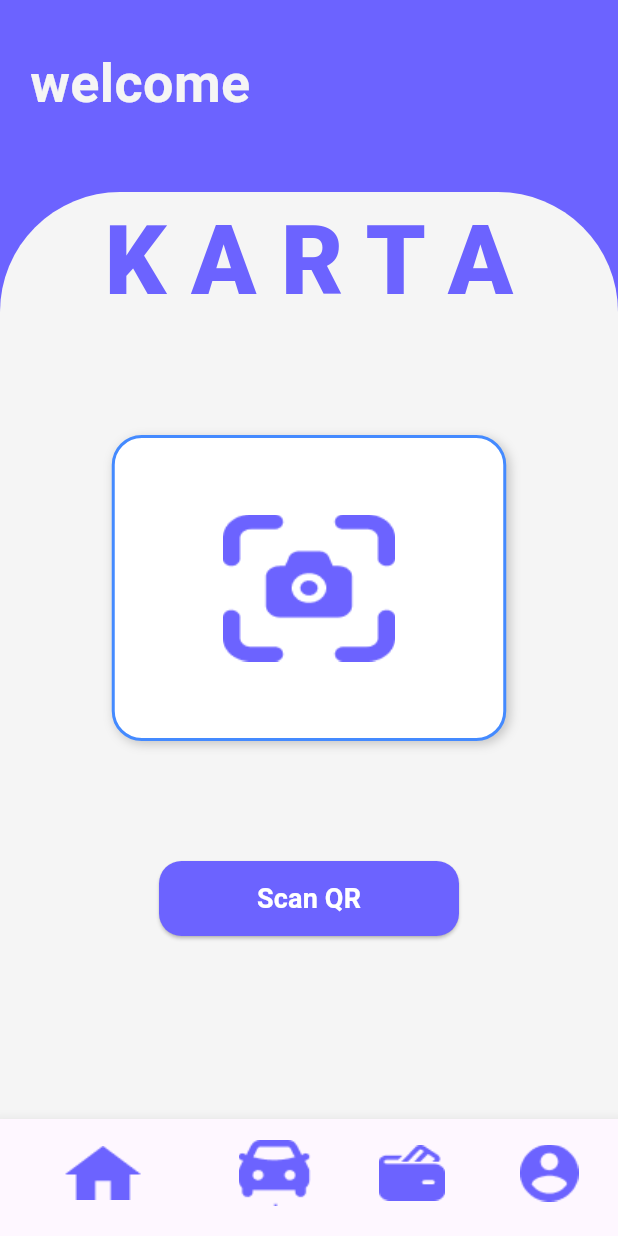
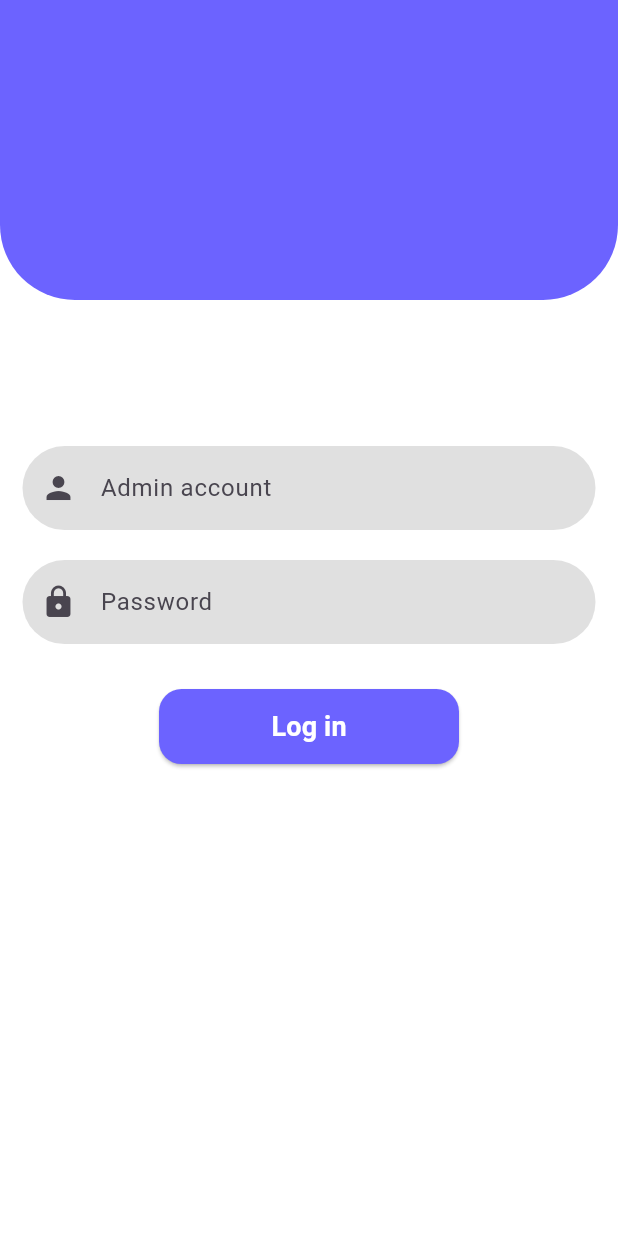
Before and after one commit to haydiiii/karta_app, a Flutter app: the screen it shows after launch, on a phone screen of 412 x 824 dp. Run offline on Flutter 3.47's test engine with Material 3 defaults, Android fonts, the phone set to English and light mode, and no system bars.

Commit message:
login of admin

```diff
--- /dev/null
+++ b/lib/features/admin/auth/login_screen.dart
@@ -0,0 +1,105 @@
+import 'package:flutter/material.dart';
+import 'package:karta_app/core/utils/colors.dart';
+import 'package:karta_app/core/widgets/custom_button_widget.dart';
+
+class LoginScreen extends StatelessWidget {
+  LoginScreen({super.key});
+
+  final GlobalKey<FormState> _formKey = GlobalKey<FormState>();
+
+  @override
+  Widget build(BuildContext context) {
+    final screenHeight = MediaQuery.of(context).size.height;
+
+    return Scaffold(
+      backgroundColor: Colors.white,
+      body: SingleChildScrollView(
+        child: Column(
+          children: [
+            // Header Container
+            Container(
+              height: 200,
+              width: double.infinity,
+              decoration: const BoxDecoration(
+                color: AppColors.primaryColor,
+                borderRadius: BorderRadius.only(
+                  bottomLeft: Radius.circular(50),
+                  bottomRight: Radius.circular(50),
+                ),
+              ),
+              child: const SizedBox(),
+            ),
+
+            // Space between header and form
+            SizedBox(height: screenHeight * 0.1),
+
+            // Form Section
+            Padding(
+              padding: const EdgeInsets.all(15),
+              child: Form(
+                key: _formKey,
+                child: Column(
+                  children: [
+                    // Username Field
+                    TextFormField(
+                      decoration: InputDecoration(
+                        filled: true,
+                        fillColor: Colors.grey[300],
+                        hintText: "Admin account",
+                        prefixIcon: const Icon(Icons.person),
+                        border: OutlineInputBorder(
+                          borderRadius: BorderRadius.circular(30),
+                          borderSide: BorderSide.none,
+                        ),
+                      ),
+                      validator: (value) {
+                        if (value == null || value.isEmpty) {
+                          return 'Please enter admin account';
+                        }
+                        return null;
+                      },
+                    ),
+                    const SizedBox(height: 20),
+
+                    // Password Field
+                    TextFormField(
+                      obscureText: true,
+                      decoration: InputDecoration(
+                        filled: true,
+                        fillColor: Colors.grey[300],
+                        hintText: "Password",
+                        prefixIcon: const Icon(Icons.lock),
+                        border: OutlineInputBorder(
+                          borderRadius: BorderRadius.circular(30),
+                          borderSide: BorderSide.none,
+                        ),
+                      ),
+                      validator: (value) {
+                        if (value == null || value.isEmpty) {
+                          return 'Please enter password';
+                        }
+                        return null;
+                      },
+                    ),
+                    const SizedBox(height: 30),
+
+                    // Login Button
+                    CustomButton(
+                      text: "Log in",
+                      onPressed: () {
+
+                        if (_formKey.currentState!.validate()) {
+                          print("Valid data. Proceed to login.");
+                        }
+                      },
+                    ),
+                  ],
+                ),
+              ),
+            ),
+          ],
+        ),
+      ),
+    );
+  }
+}
--- a/lib/main.dart
+++ b/lib/main.dart
@@ -1,4 +1,5 @@
 import 'package:flutter/material.dart';
+import 'package:karta_app/features/admin/auth/login_screen.dart';
 
 import 'package:karta_app/features/bottom_nav_bar/bottom_nav_bar.dart';
 
@@ -11,9 +12,9 @@ class MainApp extends StatelessWidget {
 
   @override
   Widget build(BuildContext context) {
-    return const MaterialApp(
+    return MaterialApp(
       debugShowCheckedModeBanner: false,
-      home: BottomNavBar(),
+      home: LoginScreen(),
     );
   }
 }
```
Also changed, not shown: pubspec.lock, 125 other files.
